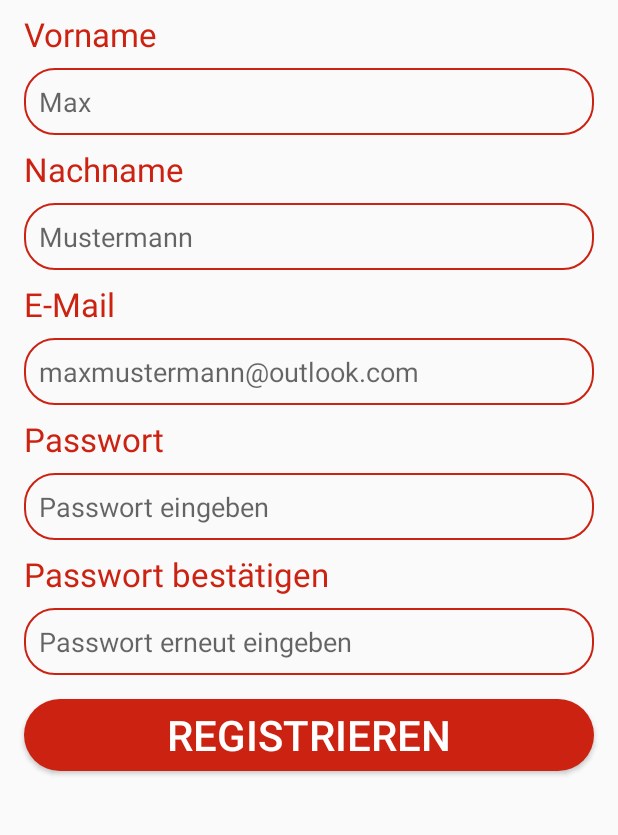
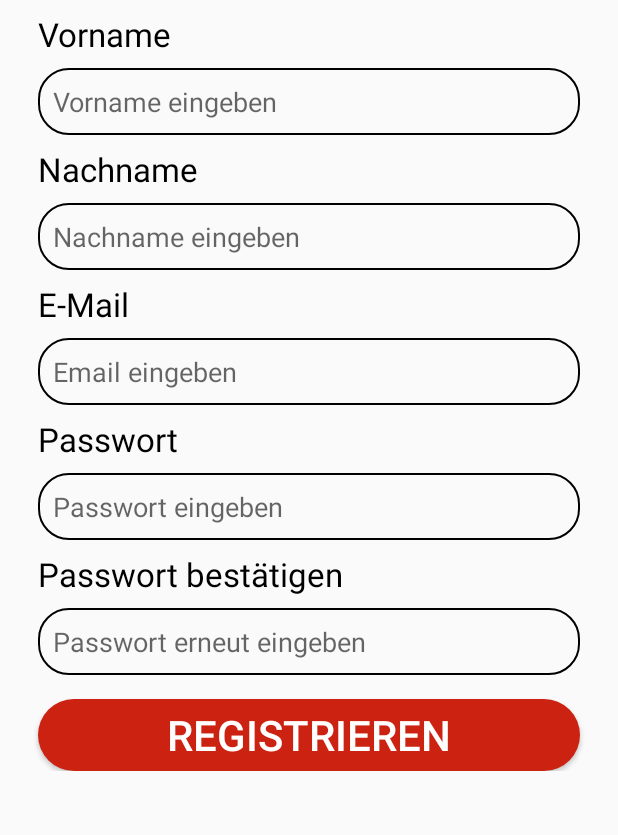
Before and after one commit to dfilipovic-tgm/UI_SeniorenApp, an Android app: the RegisterActivity screen opened directly, with no data from a screen before it, on a phone screen of 412 x 824 dp, the part 132-967 px from its top. Run offline under Robolectric (Android 15) with nearby library versions, the phone set to English and light mode, and no system bars.

Commit message:
Scrollview in Registrierscreen

```diff
--- a/app/src/main/res/drawable/register_kachel.xml
+++ b/app/src/main/res/drawable/register_kachel.xml
@@ -2,7 +2,7 @@
 <shape xmlns:android="http://schemas.android.com/apk/res/android">
 
     <stroke android:width="1dp"
-        android:color="@color/Rot_corporate" />
+        android:color="@android:color/black" />
 
     <corners android:radius="20dp"/>
     <padding android:bottom="10dp"
--- a/app/src/main/res/layout/activity_register.xml
+++ b/app/src/main/res/layout/activity_register.xml
@@ -16,100 +16,99 @@
         app:layout_constraintTop_toTopOf="parent"
         app:srcCompat="@drawable/logo_pk" />
 
+    <ScrollView
+        android:layout_width="393dp"
+        android:layout_height="0dp"
+        android:layout_marginBottom="32dp"
+        app:layout_constraintBottom_toBottomOf="parent"
+        app:layout_constraintEnd_toEndOf="parent"
+        app:layout_constraintStart_toStartOf="parent"
+        app:layout_constraintTop_toBottomOf="@+id/imageView2">
+
+        <LinearLayout
+            android:layout_width="match_parent"
+            android:layout_height="wrap_content"
+            android:orientation="vertical">
+
             <TextView
                 android:id="@+id/textView_Vorname"
                 android:layout_width="wrap_content"
                 android:layout_height="wrap_content"
+                android:layout_marginStart="16dp"
                 android:layout_marginTop="8dp"
                 android:text="Vorname"
-        android:textColor="@color/Rot_corporate"
-        android:textSize="22sp"
-        app:layout_constraintStart_toStartOf="@+id/editText_Vorname"
-        app:layout_constraintTop_toBottomOf="@+id/imageView2" />
+                android:textColor="@android:color/black"
+                android:textSize="22sp" />
 
             <EditText
                 android:id="@+id/editText_Vorname"
-        android:layout_width="0dp"
+                android:layout_width="match_parent"
                 android:layout_height="wrap_content"
                 android:layout_marginStart="16dp"
                 android:layout_marginTop="8dp"
                 android:layout_marginEnd="16dp"
                 android:background="@drawable/register_kachel"
                 android:ems="10"
-        android:hint="Max"
-        android:inputType="textPersonName"
-        app:layout_constraintEnd_toEndOf="parent"
-        app:layout_constraintStart_toStartOf="parent"
-        app:layout_constraintTop_toBottomOf="@+id/textView_Vorname" />
+                android:hint="Vorname eingeben"
+                android:inputType="textPersonName" />
 
             <TextView
                 android:id="@+id/textView_Nachname"
                 android:layout_width="wrap_content"
                 android:layout_height="wrap_content"
+                android:layout_marginStart="16dp"
                 android:layout_marginTop="8dp"
                 android:text="Nachname"
-        android:textColor="@color/Rot_corporate"
-        android:textSize="22sp"
-        app:layout_constraintStart_toStartOf="@+id/editText_Vorname"
-        app:layout_constraintTop_toBottomOf="@+id/editText_Vorname" />
+                android:textColor="@android:color/black"
+                android:textSize="22sp" />
 
             <EditText
                 android:id="@+id/editText_Nachname"
-        android:layout_width="0dp"
+                android:layout_width="match_parent"
                 android:layout_height="wrap_content"
                 android:layout_marginStart="16dp"
                 android:layout_marginTop="8dp"
                 android:layout_marginEnd="16dp"
                 android:background="@drawable/register_kachel"
                 android:ems="10"
-        android:hint="Mustermann"
-        android:inputType="textPersonName"
-        app:layout_constraintEnd_toEndOf="parent"
-        app:layout_constraintHorizontal_bias="0.0"
-        app:layout_constraintStart_toStartOf="parent"
-        app:layout_constraintTop_toBottomOf="@+id/textView_Nachname" />
+                android:hint="Nachname eingeben"
+                android:inputType="textPersonName" />
 
             <TextView
                 android:id="@+id/textView_Email"
                 android:layout_width="wrap_content"
                 android:layout_height="wrap_content"
+                android:layout_marginStart="16dp"
                 android:layout_marginTop="8dp"
                 android:text="E-Mail"
-        android:textColor="@color/Rot_corporate"
-        android:textSize="22sp"
-        app:layout_constraintStart_toStartOf="@+id/editText_Nachname"
-        app:layout_constraintTop_toBottomOf="@+id/editText_Nachname" />
+                android:textColor="@android:color/black"
+                android:textSize="22sp" />
 
             <EditText
                 android:id="@+id/editText_Email"
-        android:layout_width="0dp"
+                android:layout_width="match_parent"
                 android:layout_height="wrap_content"
                 android:layout_marginStart="16dp"
                 android:layout_marginTop="8dp"
                 android:layout_marginEnd="16dp"
                 android:background="@drawable/register_kachel"
                 android:ems="10"
-        android:hint="maxmustermann@outlook.com"
-        android:inputType="textEmailAddress"
-        app:layout_constraintEnd_toEndOf="parent"
-        app:layout_constraintHorizontal_bias="0.0"
-        app:layout_constraintStart_toStartOf="parent"
-        app:layout_constraintTop_toBottomOf="@+id/textView_Email" />
+                android:hint="Email eingeben"
+                android:inputType="textEmailAddress" />
 
             <TextView
                 android:id="@+id/textView_Passwort1"
                 android:layout_width="wrap_content"
                 android:layout_height="wrap_content"
+                android:layout_marginStart="16dp"
                 android:layout_marginTop="8dp"
                 android:text="Passwort"
-        android:textColor="@color/Rot_corporate"
-        android:textSize="22sp"
-        app:layout_constraintStart_toStartOf="@+id/editText_Email"
-        app:layout_constraintTop_toBottomOf="@+id/editText_Email" />
+                android:textColor="@android:color/black"
+                android:textSize="22sp" />
 
             <EditText
                 android:id="@+id/editText_Passwort1"
-        android:layout_width="0dp"
+                android:layout_width="match_parent"
                 android:layout_height="wrap_content"
                 android:layout_marginStart="16dp"
                 android:layout_marginTop="8dp"
@@ -117,42 +116,32 @@
                 android:background="@drawable/register_kachel"
                 android:ems="10"
                 android:hint="Passwort eingeben"
-        android:inputType="textPersonName"
-        app:layout_constraintEnd_toEndOf="parent"
-        app:layout_constraintHorizontal_bias="0.0"
-        app:layout_constraintStart_toStartOf="parent"
-        app:layout_constraintTop_toBottomOf="@+id/textView_Passwort1" />
+                android:inputType="textPersonName" />
 
             <TextView
                 android:id="@+id/textView_Passwort2"
                 android:layout_width="wrap_content"
                 android:layout_height="wrap_content"
+                android:layout_marginStart="16dp"
                 android:layout_marginTop="8dp"
                 android:text="Passwort bestätigen"
-        android:textColor="@color/Rot_corporate"
-        android:textSize="22sp"
-        app:layout_constraintStart_toStartOf="@+id/editText_Passwort1"
-        app:layout_constraintTop_toBottomOf="@+id/editText_Passwort1" />
+                android:textColor="@android:color/black"
+                android:textSize="22sp" />
 
             <EditText
                 android:id="@+id/editText_Passwort2"
-        android:layout_width="0dp"
+                android:layout_width="match_parent"
                 android:layout_height="wrap_content"
                 android:layout_marginStart="16dp"
                 android:layout_marginTop="8dp"
                 android:layout_marginEnd="16dp"
                 android:background="@drawable/register_kachel"
-        android:ems="10"
                 android:hint="Passwort erneut eingeben"
-        android:inputType="textPersonName"
-        app:layout_constraintEnd_toEndOf="parent"
-        app:layout_constraintHorizontal_bias="0.0"
-        app:layout_constraintStart_toStartOf="parent"
-        app:layout_constraintTop_toBottomOf="@+id/textView_Passwort2" />
+                android:inputType="textPersonName" />
 
             <Button
                 android:id="@+id/button"
-        android:layout_width="0dp"
+                android:layout_width="match_parent"
                 android:layout_height="wrap_content"
                 android:layout_marginStart="16dp"
                 android:layout_marginTop="16dp"
@@ -160,10 +149,9 @@
                 android:background="@drawable/red_button"
                 android:text="Registrieren"
                 android:textColor="@android:color/white"
-        android:textSize="28sp"
-        app:layout_constraintEnd_toEndOf="parent"
-        app:layout_constraintStart_toStartOf="parent"
-        app:layout_constraintTop_toBottomOf="@+id/editText_Passwort2" />
+                android:textSize="28sp" />
+        </LinearLayout>
+    </ScrollView>
 
 
 </androidx.constraintlayout.widget.ConstraintLayout>
```
Lines whose indentation alone changed are shown as unchanged.
